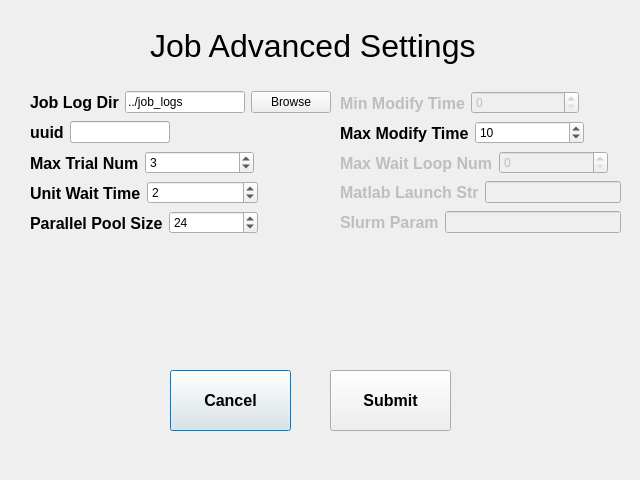
Old version of the form simreconjobadvanced.ui in the repository abcucberkeley/PetaKit5D-GUI.
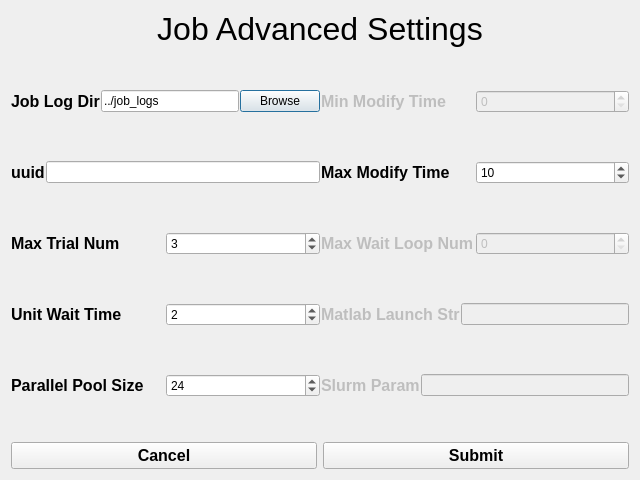
New version of the form.

Commit message: Sim Recon Job Advanced settings is now dynamic

The edit to the form file:
```diff
--- a/simreconjobadvanced.ui
+++ b/simreconjobadvanced.ui
@@ -13,15 +13,37 @@
   <property name="windowTitle">
    <string>Dialog</string>
   </property>
-  <widget class="QPushButton" name="cancelButton">
-   <property name="geometry">
-    <rect>
-     <x>170</x>
-     <y>370</y>
-     <width>121</width>
-     <height>61</height>
-    </rect>
-   </property>
+  <layout class="QGridLayout" name="gridLayout" rowstretch="0,10,0">
+   <item row="0" column="0">
+    <layout class="QVBoxLayout" name="verticalLayout_2">
+     <item>
+      <widget class="QLabel" name="jobAdvancedSettingsLabel">
+       <property name="font">
+        <font>
+         <pointsize>24</pointsize>
+        </font>
+       </property>
+       <property name="text">
+        <string>Job Advanced Settings</string>
+       </property>
+       <property name="alignment">
+        <set>Qt::AlignHCenter|Qt::AlignTop</set>
+       </property>
+      </widget>
+     </item>
+    </layout>
+   </item>
+   <item row="1" column="0">
+    <layout class="QVBoxLayout" name="verticalLayout">
+     <property name="spacing">
+      <number>1</number>
+     </property>
+     <item>
+      <layout class="QHBoxLayout" name="horizontalLayout" stretch="1,1">
+       <item>
+        <layout class="QHBoxLayout" name="horizontalLayout_5">
+         <item>
+          <widget class="QLabel" name="jobLogDirLabel">
    <property name="font">
     <font>
      <pointsize>12</pointsize>
@@ -30,18 +52,30 @@
     </font>
    </property>
    <property name="text">
-    <string>Cancel</string>
-   </property>
-  </widget>
-  <widget class="QWidget" name="layoutWidget">
-   <property name="geometry">
-    <rect>
-     <x>340</x>
-     <y>90</y>
-     <width>239</width>
-     <height>26</height>
-    </rect>
-   </property>
+            <string>Job Log Dir</string>
+           </property>
+          </widget>
+         </item>
+         <item>
+          <widget class="QLineEdit" name="jobLogDirLineEdit">
+           <property name="text">
+            <string>../job_logs</string>
+           </property>
+           <property name="alignment">
+            <set>Qt::AlignLeading|Qt::AlignLeft|Qt::AlignVCenter</set>
+           </property>
+          </widget>
+         </item>
+         <item>
+          <widget class="QPushButton" name="jobLogDirBrowseButton">
+           <property name="text">
+            <string>Browse</string>
+           </property>
+          </widget>
+         </item>
+        </layout>
+       </item>
+       <item>
    <layout class="QHBoxLayout" name="horizontalLayout_6">
     <item>
      <widget class="QLabel" name="minModifyTimeLabel">
@@ -68,16 +102,49 @@
      </widget>
     </item>
    </layout>
-  </widget>
-  <widget class="QWidget" name="layoutWidget_2">
-   <property name="geometry">
-    <rect>
-     <x>340</x>
-     <y>120</y>
-     <width>244</width>
-     <height>26</height>
-    </rect>
-   </property>
+       </item>
+      </layout>
+     </item>
+     <item>
+      <spacer name="verticalSpacer">
+       <property name="orientation">
+        <enum>Qt::Vertical</enum>
+       </property>
+       <property name="sizeType">
+        <enum>QSizePolicy::Preferred</enum>
+       </property>
+       <property name="sizeHint" stdset="0">
+        <size>
+         <width>20</width>
+         <height>10</height>
+        </size>
+       </property>
+      </spacer>
+     </item>
+     <item>
+      <layout class="QHBoxLayout" name="horizontalLayout_12" stretch="1,1">
+       <item>
+        <layout class="QHBoxLayout" name="horizontalLayout_2" stretch="0,0">
+         <item>
+          <widget class="QLabel" name="uuidLabel">
+           <property name="font">
+            <font>
+             <pointsize>12</pointsize>
+             <weight>75</weight>
+             <bold>true</bold>
+            </font>
+           </property>
+           <property name="text">
+            <string>uuid</string>
+           </property>
+          </widget>
+         </item>
+         <item>
+          <widget class="QLineEdit" name="uuidLineEdit"/>
+         </item>
+        </layout>
+       </item>
+       <item>
    <layout class="QHBoxLayout" name="horizontalLayout_7">
     <item>
      <widget class="QLabel" name="maxModifyTimeLabel">
@@ -101,129 +168,28 @@
      </widget>
     </item>
    </layout>
-  </widget>
-  <widget class="QPushButton" name="submitButton">
-   <property name="geometry">
-    <rect>
-     <x>330</x>
-     <y>370</y>
-     <width>121</width>
-     <height>61</height>
-    </rect>
-   </property>
-   <property name="font">
-    <font>
-     <pointsize>12</pointsize>
-     <weight>75</weight>
-     <bold>true</bold>
-    </font>
-   </property>
-   <property name="text">
-    <string>Submit</string>
-   </property>
-  </widget>
-  <widget class="QLabel" name="jobAdvancedSettingsLabel">
-   <property name="geometry">
-    <rect>
-     <x>150</x>
-     <y>10</y>
-     <width>361</width>
-     <height>71</height>
-    </rect>
-   </property>
-   <property name="font">
-    <font>
-     <pointsize>24</pointsize>
-    </font>
-   </property>
-   <property name="text">
-    <string>Job Advanced Settings</string>
-   </property>
-  </widget>
-  <widget class="QWidget" name="layoutWidget_4">
-   <property name="geometry">
-    <rect>
-     <x>340</x>
-     <y>210</y>
-     <width>281</width>
-     <height>25</height>
-    </rect>
-   </property>
-   <layout class="QHBoxLayout" name="horizontalLayout_10">
-    <item>
-     <widget class="QLabel" name="slurmParamLabel">
-      <property name="enabled">
-       <bool>false</bool>
-      </property>
-      <property name="font">
-       <font>
-        <pointsize>12</pointsize>
-        <weight>75</weight>
-        <bold>true</bold>
-       </font>
-      </property>
-      <property name="text">
-       <string>Slurm Param</string>
-      </property>
-     </widget>
-    </item>
-    <item>
-     <widget class="QLineEdit" name="slurmParamLineEdit">
-      <property name="enabled">
-       <bool>false</bool>
-      </property>
-      <property name="alignment">
-       <set>Qt::AlignLeading|Qt::AlignLeft|Qt::AlignVCenter</set>
-      </property>
-     </widget>
-    </item>
-   </layout>
-  </widget>
-  <widget class="QWidget" name="layoutWidget_5">
-   <property name="geometry">
-    <rect>
-     <x>340</x>
-     <y>150</y>
-     <width>268</width>
-     <height>26</height>
-    </rect>
-   </property>
-   <layout class="QHBoxLayout" name="horizontalLayout_8">
+       </item>
+      </layout>
+     </item>
     <item>
-     <widget class="QLabel" name="maxWaitLoopNumLabel">
-      <property name="enabled">
-       <bool>false</bool>
-      </property>
-      <property name="font">
-       <font>
-        <pointsize>12</pointsize>
-        <weight>75</weight>
-        <bold>true</bold>
-       </font>
-      </property>
-      <property name="text">
-       <string>Max Wait Loop Num</string>
-      </property>
-     </widget>
+      <spacer name="verticalSpacer_2">
+       <property name="orientation">
+        <enum>Qt::Vertical</enum>
+       </property>
+       <property name="sizeType">
+        <enum>QSizePolicy::Preferred</enum>
+       </property>
+       <property name="sizeHint" stdset="0">
+        <size>
+         <width>20</width>
+         <height>10</height>
+        </size>
+       </property>
+      </spacer>
     </item>
     <item>
-     <widget class="QSpinBox" name="maxWaitLoopNumSpinBox">
-      <property name="enabled">
-       <bool>false</bool>
-      </property>
-     </widget>
-    </item>
-   </layout>
-  </widget>
-  <widget class="QWidget" name="layoutWidget_6">
-   <property name="geometry">
-    <rect>
-     <x>30</x>
-     <y>150</y>
-     <width>224</width>
-     <height>26</height>
-    </rect>
-   </property>
+      <layout class="QHBoxLayout" name="horizontalLayout_13" stretch="1,1">
+       <item>
    <layout class="QHBoxLayout" name="horizontalLayout_3">
     <item>
      <widget class="QLabel" name="maxTrialNumLabel">
@@ -247,19 +213,11 @@
      </widget>
     </item>
    </layout>
-  </widget>
-  <widget class="QWidget" name="layoutWidget_7">
-   <property name="geometry">
-    <rect>
-     <x>340</x>
-     <y>180</y>
-     <width>281</width>
-     <height>25</height>
-    </rect>
-   </property>
-   <layout class="QHBoxLayout" name="horizontalLayout_9">
+       </item>
     <item>
-     <widget class="QLabel" name="matlabLaunchStrLabel">
+        <layout class="QHBoxLayout" name="horizontalLayout_8">
+         <item>
+          <widget class="QLabel" name="maxWaitLoopNumLabel">
       <property name="enabled">
        <bool>false</bool>
       </property>
@@ -271,74 +229,40 @@
        </font>
       </property>
       <property name="text">
-       <string>Matlab Launch Str</string>
+            <string>Max Wait Loop Num</string>
       </property>
      </widget>
     </item>
     <item>
-     <widget class="QLineEdit" name="matlabLaunchStrLineEdit">
+          <widget class="QSpinBox" name="maxWaitLoopNumSpinBox">
       <property name="enabled">
        <bool>false</bool>
       </property>
-      <property name="alignment">
-       <set>Qt::AlignLeading|Qt::AlignLeft|Qt::AlignVCenter</set>
-      </property>
      </widget>
     </item>
    </layout>
-  </widget>
-  <widget class="QWidget" name="layoutWidget_8">
-   <property name="geometry">
-    <rect>
-     <x>30</x>
-     <y>90</y>
-     <width>301</width>
-     <height>25</height>
-    </rect>
-   </property>
-   <layout class="QHBoxLayout" name="horizontalLayout_5">
-    <item>
-     <widget class="QLabel" name="jobLogDirLabel">
-      <property name="font">
-       <font>
-        <pointsize>12</pointsize>
-        <weight>75</weight>
-        <bold>true</bold>
-       </font>
-      </property>
-      <property name="text">
-       <string>Job Log Dir</string>
-      </property>
-     </widget>
-    </item>
+       </item>
+      </layout>
+     </item>
     <item>
-     <widget class="QLineEdit" name="jobLogDirLineEdit">
-      <property name="text">
-       <string>../job_logs</string>
-      </property>
-      <property name="alignment">
-       <set>Qt::AlignLeading|Qt::AlignLeft|Qt::AlignVCenter</set>
-      </property>
-     </widget>
-    </item>
-    <item>
-     <widget class="QPushButton" name="jobLogDirBrowseButton">
-      <property name="text">
-       <string>Browse</string>
-      </property>
-     </widget>
-    </item>
-   </layout>
-  </widget>
-  <widget class="QWidget" name="layoutWidget_9">
-   <property name="geometry">
-    <rect>
-     <x>30</x>
-     <y>180</y>
-     <width>228</width>
-     <height>26</height>
-    </rect>
-   </property>
+      <spacer name="verticalSpacer_3">
+       <property name="orientation">
+        <enum>Qt::Vertical</enum>
+       </property>
+       <property name="sizeType">
+        <enum>QSizePolicy::Preferred</enum>
+       </property>
+       <property name="sizeHint" stdset="0">
+        <size>
+         <width>20</width>
+         <height>10</height>
+        </size>
+       </property>
+      </spacer>
+     </item>
+     <item>
+      <layout class="QHBoxLayout" name="horizontalLayout_14" stretch="1,1">
+       <item>
    <layout class="QHBoxLayout" name="horizontalLayout_4">
     <item>
      <widget class="QLabel" name="unitWaitTimeLabel">
@@ -362,19 +286,14 @@
      </widget>
     </item>
    </layout>
-  </widget>
-  <widget class="QWidget" name="layoutWidget_10">
-   <property name="geometry">
-    <rect>
-     <x>30</x>
-     <y>120</y>
-     <width>140</width>
-     <height>25</height>
-    </rect>
-   </property>
-   <layout class="QHBoxLayout" name="horizontalLayout_2">
-    <item>
-     <widget class="QLabel" name="uuidLabel">
+       </item>
+       <item>
+        <layout class="QHBoxLayout" name="horizontalLayout_9">
+         <item>
+          <widget class="QLabel" name="matlabLaunchStrLabel">
+           <property name="enabled">
+            <bool>false</bool>
+           </property>
       <property name="font">
        <font>
         <pointsize>12</pointsize>
@@ -383,24 +302,43 @@
        </font>
       </property>
       <property name="text">
-       <string>uuid</string>
+            <string>Matlab Launch Str</string>
       </property>
      </widget>
     </item>
     <item>
-     <widget class="QLineEdit" name="uuidLineEdit"/>
-    </item>
-   </layout>
-  </widget>
-  <widget class="QWidget" name="layoutWidget_11">
-   <property name="geometry">
-    <rect>
-     <x>30</x>
-     <y>210</y>
-     <width>228</width>
-     <height>26</height>
-    </rect>
-   </property>
+          <widget class="QLineEdit" name="matlabLaunchStrLineEdit">
+           <property name="enabled">
+            <bool>false</bool>
+           </property>
+           <property name="alignment">
+            <set>Qt::AlignLeading|Qt::AlignLeft|Qt::AlignVCenter</set>
+           </property>
+          </widget>
+         </item>
+        </layout>
+       </item>
+      </layout>
+     </item>
+     <item>
+      <spacer name="verticalSpacer_4">
+       <property name="orientation">
+        <enum>Qt::Vertical</enum>
+       </property>
+       <property name="sizeType">
+        <enum>QSizePolicy::Preferred</enum>
+       </property>
+       <property name="sizeHint" stdset="0">
+        <size>
+         <width>20</width>
+         <height>10</height>
+        </size>
+       </property>
+      </spacer>
+     </item>
+     <item>
+      <layout class="QHBoxLayout" name="horizontalLayout_15" stretch="1,1">
+       <item>
    <layout class="QHBoxLayout" name="horizontalLayout_11">
     <item>
      <widget class="QLabel" name="parPoolSizeLabel">
@@ -430,7 +368,75 @@
      </widget>
     </item>
    </layout>
-  </widget>
+       </item>
+       <item>
+        <layout class="QHBoxLayout" name="horizontalLayout_10">
+         <item>
+          <widget class="QLabel" name="slurmParamLabel">
+           <property name="enabled">
+            <bool>false</bool>
+           </property>
+           <property name="font">
+            <font>
+             <pointsize>12</pointsize>
+             <weight>75</weight>
+             <bold>true</bold>
+            </font>
+           </property>
+           <property name="text">
+            <string>Slurm Param</string>
+           </property>
+          </widget>
+         </item>
+         <item>
+          <widget class="QLineEdit" name="slurmParamLineEdit">
+           <property name="enabled">
+            <bool>false</bool>
+           </property>
+           <property name="alignment">
+            <set>Qt::AlignLeading|Qt::AlignLeft|Qt::AlignVCenter</set>
+           </property>
+          </widget>
+         </item>
+        </layout>
+       </item>
+      </layout>
+     </item>
+    </layout>
+   </item>
+   <item row="2" column="0">
+    <layout class="QHBoxLayout" name="horizontalLayout_16">
+     <item>
+      <widget class="QPushButton" name="cancelButton">
+       <property name="font">
+        <font>
+         <pointsize>12</pointsize>
+         <weight>75</weight>
+         <bold>true</bold>
+        </font>
+       </property>
+       <property name="text">
+        <string>Cancel</string>
+       </property>
+      </widget>
+     </item>
+     <item>
+      <widget class="QPushButton" name="submitButton">
+       <property name="font">
+        <font>
+         <pointsize>12</pointsize>
+         <weight>75</weight>
+         <bold>true</bold>
+        </font>
+       </property>
+       <property name="text">
+        <string>Submit</string>
+       </property>
+      </widget>
+     </item>
+    </layout>
+   </item>
+  </layout>
  </widget>
  <resources/>
  <connections/>
```
Lines whose indentation alone changed are shown as unchanged.
